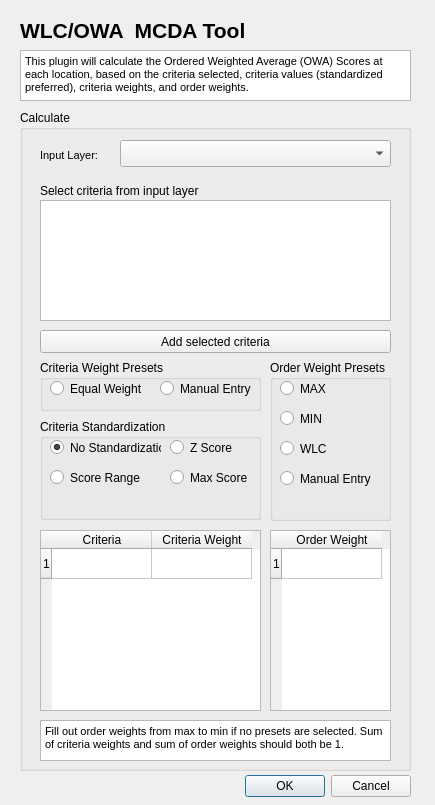
Above: wlc_owa_tool/wlc_owa_tool_dialog_base.ui from greghuang8/owa_plugin before the change. Below: the same form after it.
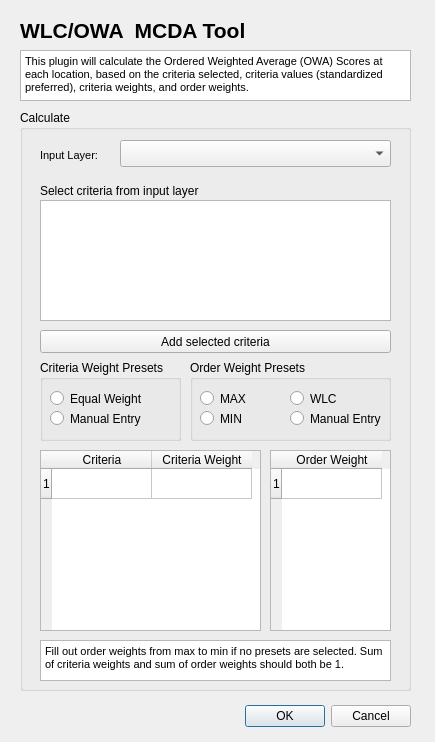
That is the form after the change. Custom widgets are drawn as their Qt base class.

What changed in the file:
```diff
--- a/wlc_owa_tool/wlc_owa_tool_dialog_base.ui
+++ b/wlc_owa_tool/wlc_owa_tool_dialog_base.ui
@@ -7,7 +7,7 @@
     <x>0</x>
     <y>0</y>
     <width>435</width>
-    <height>805</height>
+    <height>742</height>
    </rect>
   </property>
   <property name="windowTitle">
@@ -56,7 +56,7 @@
      <x>20</x>
      <y>110</y>
      <width>391</width>
-     <height>661</height>
+     <height>581</height>
     </rect>
    </property>
    <property name="title">
@@ -131,8 +131,8 @@
      <rect>
       <x>20</x>
       <y>250</y>
-      <width>221</width>
-      <height>51</height>
+      <width>141</width>
+      <height>81</height>
      </rect>
     </property>
     <property name="title">
@@ -142,7 +142,7 @@
      <property name="geometry">
       <rect>
        <x>10</x>
-       <y>20</y>
+       <y>30</y>
        <width>91</width>
        <height>17</height>
       </rect>
@@ -157,8 +157,8 @@
     <widget class="QRadioButton" name="clearWtsBtn">
      <property name="geometry">
       <rect>
-       <x>120</x>
-       <y>20</y>
+       <x>10</x>
+       <y>50</y>
        <width>91</width>
        <height>17</height>
       </rect>
@@ -172,7 +172,7 @@
     <property name="geometry">
      <rect>
       <x>20</x>
-      <y>420</y>
+      <y>340</y>
       <width>221</width>
       <height>181</height>
      </rect>
@@ -197,7 +197,7 @@
     <property name="geometry">
      <rect>
       <x>250</x>
-      <y>420</y>
+      <y>340</y>
       <width>121</width>
       <height>181</height>
      </rect>
@@ -217,7 +217,7 @@
     <property name="geometry">
      <rect>
       <x>20</x>
-      <y>610</y>
+      <y>530</y>
       <width>351</width>
       <height>41</height>
      </rect>
@@ -246,10 +246,10 @@
    <widget class="QGroupBox" name="groupBox_3">
     <property name="geometry">
      <rect>
-      <x>250</x>
+      <x>170</x>
       <y>250</y>
-      <width>121</width>
-      <height>161</height>
+      <width>201</width>
+      <height>81</height>
      </rect>
     </property>
     <property name="title">
@@ -259,7 +259,7 @@
      <property name="geometry">
       <rect>
        <x>10</x>
-       <y>20</y>
+       <y>30</y>
        <width>82</width>
        <height>17</height>
       </rect>
@@ -284,8 +284,8 @@
     <widget class="QRadioButton" name="wlcBtn">
      <property name="geometry">
       <rect>
-       <x>10</x>
-       <y>80</y>
+       <x>100</x>
+       <y>30</y>
        <width>82</width>
        <height>17</height>
       </rect>
@@ -297,8 +297,8 @@
     <widget class="QRadioButton" name="clearOrdBtn">
      <property name="geometry">
       <rect>
-       <x>10</x>
-       <y>110</y>
+       <x>100</x>
+       <y>50</y>
        <width>91</width>
        <height>17</height>
       </rect>
@@ -308,80 +308,12 @@
      </property>
     </widget>
    </widget>
-   <widget class="QGroupBox" name="groupBox_4">
-    <property name="geometry">
-     <rect>
-      <x>20</x>
-      <y>309</y>
-      <width>221</width>
-      <height>101</height>
-     </rect>
-    </property>
-    <property name="title">
-     <string>Criteria Standardization</string>
-    </property>
-    <widget class="QRadioButton" name="noStd">
-     <property name="geometry">
-      <rect>
-       <x>10</x>
-       <y>20</y>
-       <width>111</width>
-       <height>17</height>
-      </rect>
-     </property>
-     <property name="text">
-      <string>No Standardization</string>
-     </property>
-     <property name="checked">
-      <bool>true</bool>
-     </property>
-    </widget>
-    <widget class="QRadioButton" name="scoreRange">
-     <property name="geometry">
-      <rect>
-       <x>10</x>
-       <y>50</y>
-       <width>111</width>
-       <height>17</height>
-      </rect>
-     </property>
-     <property name="text">
-      <string>Score Range</string>
-     </property>
-    </widget>
-    <widget class="QRadioButton" name="zScore">
-     <property name="geometry">
-      <rect>
-       <x>130</x>
-       <y>20</y>
-       <width>82</width>
-       <height>17</height>
-      </rect>
-     </property>
-     <property name="text">
-      <string>Z Score</string>
-     </property>
-    </widget>
-    <widget class="QRadioButton" name="maxScore">
-     <property name="geometry">
-      <rect>
-       <x>130</x>
-       <y>50</y>
-       <width>82</width>
-       <height>17</height>
-      </rect>
-     </property>
-     <property name="text">
-      <string>Max Score</string>
-     </property>
-    </widget>
-   </widget>
   </widget>
   <widget class="QDialogButtonBox" name="button_box">
    <property name="geometry">
     <rect>
      <x>70</x>
-     <y>770</y>
+     <y>700</y>
      <width>341</width>
      <height>32</height>
     </rect>
```
